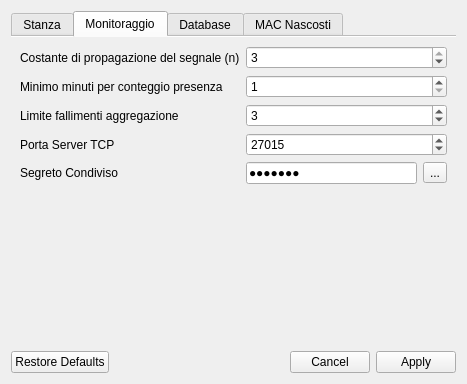
Before: the Qt Designer form RoomMonitor/windows/settings.ui in PieroMacaluso/RoomMonitor, drawn with Qt 5.
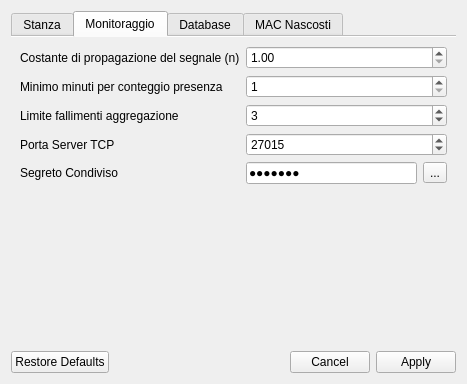
After: the same form once the commit is applied. The open tabs and pages were chosen to show the change. Icons and pictures are not drawn.

Diff of the .ui file:
```diff
--- a/RoomMonitor/windows/settings.ui
+++ b/RoomMonitor/windows/settings.ui
@@ -154,19 +154,6 @@
            </property>
           </widget>
          </item>
-         <item row="0" column="1">
-          <widget class="QSpinBox" name="nEdit">
-           <property name="minimum">
-            <number>1</number>
-           </property>
-           <property name="maximum">
-            <number>3</number>
-           </property>
-           <property name="value">
-            <number>3</number>
-           </property>
-          </widget>
-         </item>
          <item row="1" column="0">
           <widget class="QLabel" name="minLabel">
            <property name="text">
@@ -259,6 +246,19 @@
            </item>
           </layout>
          </item>
+         <item row="0" column="1">
+          <widget class="QDoubleSpinBox" name="nEdit">
+           <property name="minimum">
+            <double>1.000000000000000</double>
+           </property>
+           <property name="maximum">
+            <double>4.000000000000000</double>
+           </property>
+           <property name="value">
+            <double>1.000000000000000</double>
+           </property>
+          </widget>
+         </item>
         </layout>
        </item>
       </layout>
```
Left out of the diff: 4 changed lines with no effect on the pictures.
